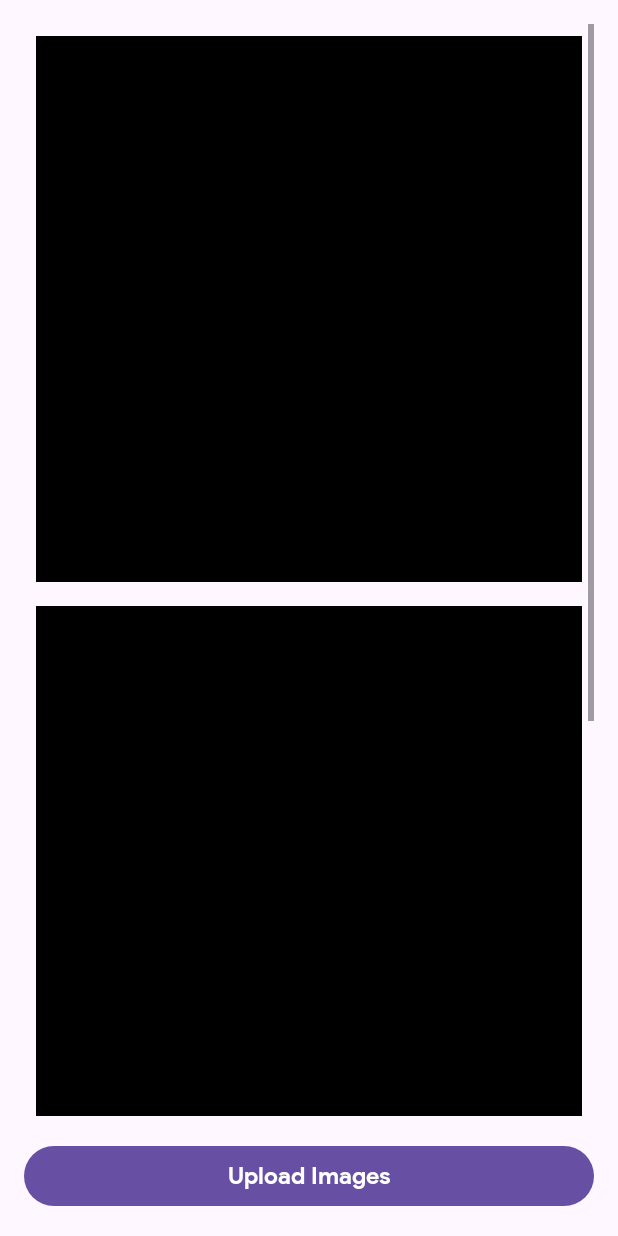
After one commit to the-rebooted-coder/Store, an Android app: the layout activity_main.xml on its own in the app's theme, with its tools: preview values and no code run, on a phone screen of 412 x 824 dp. The commit adds this screen. Run offline under Robolectric (Android 15) with nearby library versions, the phone set to English and light mode, and no system bars.

Commit message:
Created Basic XML

```diff
--- a/app/build.gradle
+++ b/app/build.gradle
@@ -56,6 +56,9 @@ dependencies {
     implementation 'androidx.compose.ui:ui-graphics'
     implementation 'androidx.compose.ui:ui-tooling-preview'
     implementation 'androidx.compose.material3:material3'
+    implementation 'androidx.appcompat:appcompat:1.6.1'
+    implementation 'com.google.android.material:material:1.9.0'
+    implementation 'androidx.constraintlayout:constraintlayout:2.1.4'
     testImplementation 'junit:junit:4.13.2'
     androidTestImplementation 'androidx.test.ext:junit:1.1.5'
     androidTestImplementation 'androidx.test.espresso:espresso-core:3.5.1'
--- a/app/src/main/AndroidManifest.xml
+++ b/app/src/main/AndroidManifest.xml
@@ -10,13 +10,11 @@
         android:label="@string/app_name"
         android:roundIcon="@mipmap/ic_launcher_round"
         android:supportsRtl="true"
-        android:theme="@style/Theme.Store"
+        android:theme="@style/Theme.AppCompat.Store"
         tools:targetApi="31">
         <activity
             android:name=".MainActivity"
-            android:exported="true"
-            android:label="@string/app_name"
-            android:theme="@style/Theme.Store">
+            android:exported="true">
             <intent-filter>
                 <action android:name="android.intent.action.MAIN" />
 
--- /dev/null
+++ b/app/src/main/res/layout/activity_main.xml
@@ -0,0 +1,32 @@
+<?xml version="1.0" encoding="utf-8"?>
+<RelativeLayout
+    xmlns:android="http://schemas.android.com/apk/res/android"
+    xmlns:app="http://schemas.android.com/apk/res-auto"
+    xmlns:tools="http://schemas.android.com/tools"
+    android:layout_width="match_parent"
+    android:layout_height="match_parent"
+    android:padding="16dp"
+    tools:context=".MainActivity">
+
+    <!-- RecyclerView to display images -->
+    <androidx.recyclerview.widget.RecyclerView
+        android:id="@+id/recyclerView"
+        android:layout_width="match_parent"
+        android:layout_height="match_parent"
+        android:layout_above="@+id/uploadButton"
+        android:layout_marginBottom="16dp"
+        android:scrollbars="vertical"
+        app:layoutManager="androidx.recyclerview.widget.LinearLayoutManager"
+        tools:listitem="@layout/item_image" />
+
+    <!-- Button to upload images -->
+    <Button
+        android:id="@+id/uploadButton"
+        android:layout_width="match_parent"
+        android:layout_height="wrap_content"
+        android:layout_alignParentBottom="true"
+        android:text="Upload Images"
+        android:textColor="#ffffff"
+        android:textSize="16sp" />
+
+</RelativeLayout>
--- /dev/null
+++ b/app/src/main/res/layout/item_image.xml
@@ -0,0 +1,21 @@
+<?xml version="1.0" encoding="utf-8"?>
+<LinearLayout
+    xmlns:android="http://schemas.android.com/apk/res/android"
+    android:layout_width="match_parent"
+    android:layout_height="wrap_content"
+    android:orientation="vertical"
+    android:padding="8dp">
+
+    <!-- ImageView to display the image -->
+    <ImageView
+        android:id="@+id/imageView"
+        android:layout_width="match_parent"
+        android:layout_height="wrap_content"
+        android:adjustViewBounds="true"
+        android:scaleType="fitCenter"
+        android:layout_gravity="center"
+        android:src="@color/black" />
+
+    <!-- You can add other views or information related to the image here -->
+
+</LinearLayout>
--- a/app/src/main/res/values/themes.xml
+++ b/app/src/main/res/values/themes.xml
@@ -1,5 +1,12 @@
 <?xml version="1.0" encoding="utf-8"?>
 <resources>
+    <style name="Base.Theme.Store" parent="Theme.Material3.DayNight.NoActionBar">
+        <!-- Customize your light theme here. -->
+        <!-- <item name="colorPrimary">@color/my_light_primary</item> -->
+        <item name="android:fontFamily">@font/psb</item>
+    </style>
 
-    <style name="Theme.Store" parent="android:Theme.Material.Light.NoActionBar" />
+    <style name="Theme.AppCompat.Store" parent="Base.Theme.Store">
+        <item name="android:fontFamily">@font/psb</item>
+    </style>
 </resources>
```
Also changed, not shown: app/src/main/java/com/onesilicondiode/store/MainActivity.java (added, +14 -0 lines), app/src/main/java/com/onesilicondiode/store/MainActivity.kt (deleted, +0 -43 lines), app/src/main/java/com/onesilicondiode/store/ui/theme/Color.kt (deleted, +0 -11 lines), app/src/main/java/com/onesilicondiode/store/ui/theme/Theme.kt (deleted, +0 -70 lines), app/src/main/java/com/onesilicondiode/store/ui/theme/Type.kt (deleted, +0 -34 lines), app/src/main/res/layout/activity_upload.xml (added, +9 -0 lines), app/src/main/res/font/mainfont.otf (added), app/src/main/res/font/psb.ttf (added), 1 other file.
